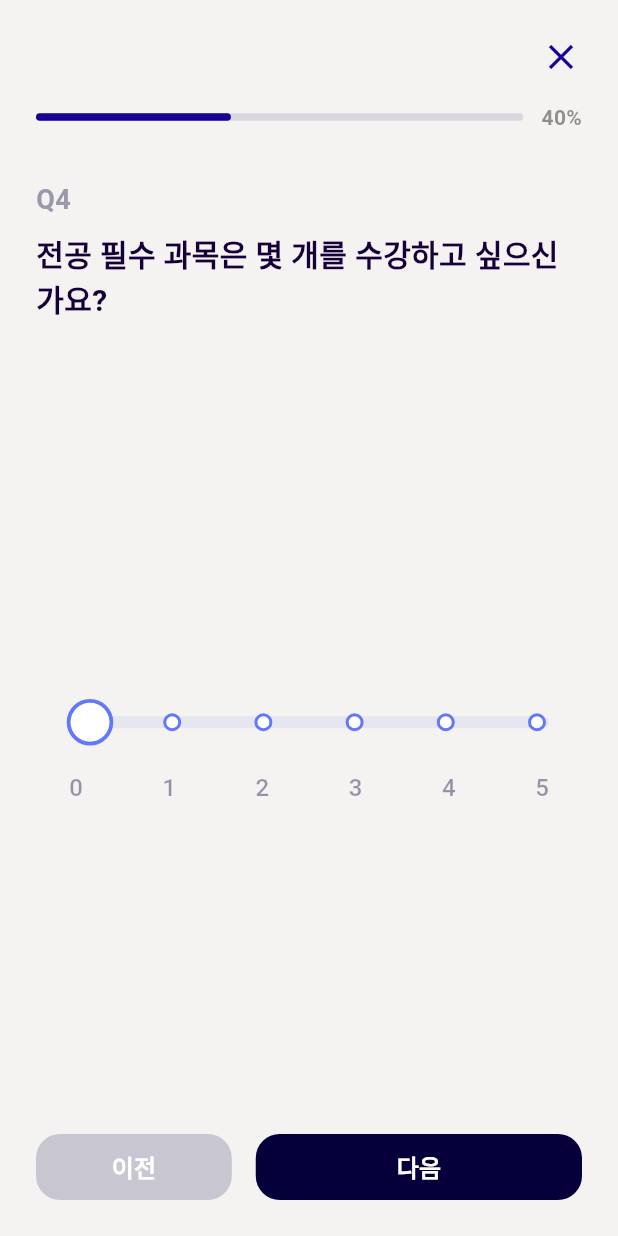
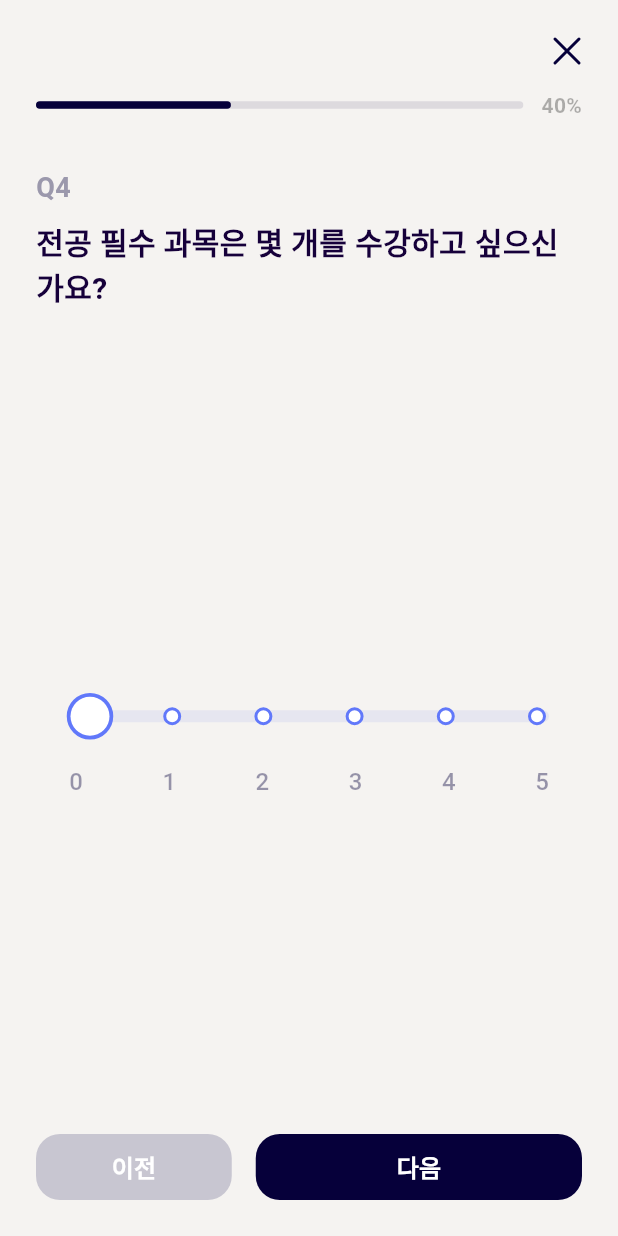
Before and after one commit to dwkim0101/ciffy-application, a Flutter app: the TimetableQ4 screen opened directly with empty values, on a phone screen of 412 x 824 dp. Run offline on Flutter 3.47's test engine with Material 3 defaults, Android fonts, the phone set to English and light mode, and no system bars; our stand-ins replace flutter_svg; Roboto replaces fonts that are missing (Pretendard); project files that could hold a hidden picture were left out.

```diff
--- a/lib/screens/timetable/timetable_q1.dart
+++ b/lib/screens/timetable/timetable_q1.dart
@@ -1,5 +1,6 @@
 import 'package:flutter/material.dart';
 import '../timetable/timetable_survey_data.dart';
+import 'package:flutter_svg/flutter_svg.dart';
 
 class TimetableQ1 extends StatefulWidget {
   final TimeTableSurveyData data;
@@ -75,8 +76,8 @@ class _TimetableQ1State extends State<TimetableQ1> {
                 children: [
                   GestureDetector(
                     onTap: widget.onCancel,
-                    child: Image.asset(
-                      'assets/cancel.png',
+                    child: SvgPicture.asset(
+                      'assets/cancel.svg',
                       width: 20,
                       height: 20,
                     ),
--- a/lib/screens/timetable/timetable_q2.dart
+++ b/lib/screens/timetable/timetable_q2.dart
@@ -1,5 +1,6 @@
 import 'package:flutter/material.dart';
 import '../timetable/timetable_survey_data.dart';
+import 'package:flutter_svg/flutter_svg.dart';
 
 class TimetableQ2 extends StatefulWidget {
   final TimeTableSurveyData data;
@@ -116,8 +117,8 @@ class _TimetableQ2State extends State<TimetableQ2> {
                 children: [
                   GestureDetector(
                     onTap: widget.onCancel,
-                    child: Image.asset(
-                      'assets/cancel.png',
+                    child: SvgPicture.asset(
+                      'assets/cancel.svg',
                       width: 20,
                       height: 20,
                     ),
--- a/lib/screens/timetable/timetable_q4.dart
+++ b/lib/screens/timetable/timetable_q4.dart
@@ -1,6 +1,7 @@
 import 'package:flutter/material.dart';
 import '../timetable/timetable_survey_data.dart';
 import 'timetable_q2.dart';
+import 'package:flutter_svg/flutter_svg.dart';
 
 class TimetableQ4 extends StatefulWidget {
   final TimeTableSurveyData data;
@@ -53,8 +54,11 @@ class _TimetableQ4State extends State<TimetableQ4> {
                 children: [
                   GestureDetector(
                     onTap: widget.onCancel,
-                    child: const Icon(Icons.close,
-                        size: 28, color: Color(0xFF160095)),
+                    child: SvgPicture.asset(
+                      'assets/cancel.svg',
+                      width: 20,
+                      height: 20,
+                    ),
                   ),
                 ],
               ),
@@ -68,7 +72,7 @@ class _TimetableQ4State extends State<TimetableQ4> {
                     child: Container(
                       height: 5,
                       decoration: BoxDecoration(
-                        color: const Color(0xFFD9D7E0),
+                        color: const Color(0x1A06003A),
                         borderRadius: BorderRadius.circular(7),
                       ),
                       child: Align(
@@ -78,7 +82,7 @@ class _TimetableQ4State extends State<TimetableQ4> {
                           child: Container(
                             height: 5,
                             decoration: BoxDecoration(
-                              color: const Color(0xFF160095),
+                              color: const Color(0xFF06003A),
                               borderRadius: BorderRadius.circular(7),
                             ),
                           ),
@@ -93,7 +97,7 @@ class _TimetableQ4State extends State<TimetableQ4> {
                       fontFamily: 'Pretendard',
                       fontWeight: FontWeight.w600,
                       fontSize: 14,
-                      color: Color(0x994D4D4D),
+                      color: Color(0x4D000000),
                     ),
                   ),
                 ],
```
Also changed, not shown: lib/screens/timetable/timetable_q10.dart (+6 -2 lines), lib/screens/timetable/timetable_q3.dart (+6 -2 lines), lib/screens/timetable/timetable_q5.dart (+6 -2 lines), lib/screens/timetable/timetable_q6to9.dart (+6 -2 lines), lib/screens/timetable_screen.dart (+14 -1 lines), lib/widgets/home/timetable_grid.dart (+23 -23 lines).
